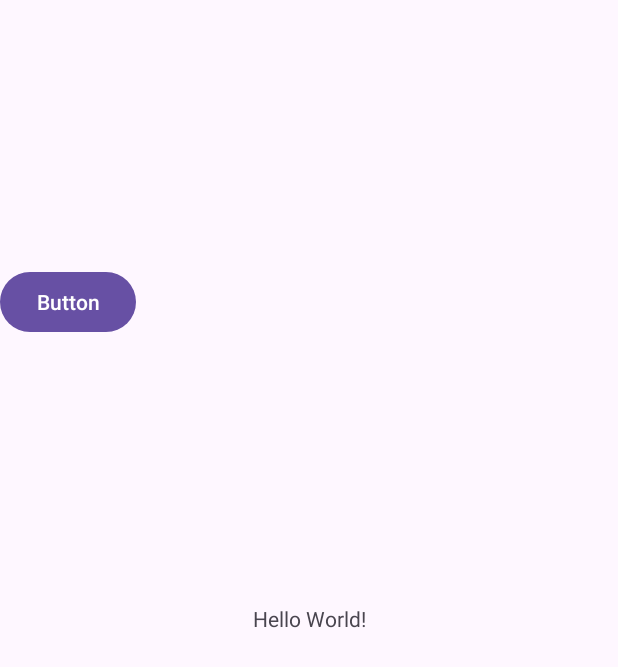
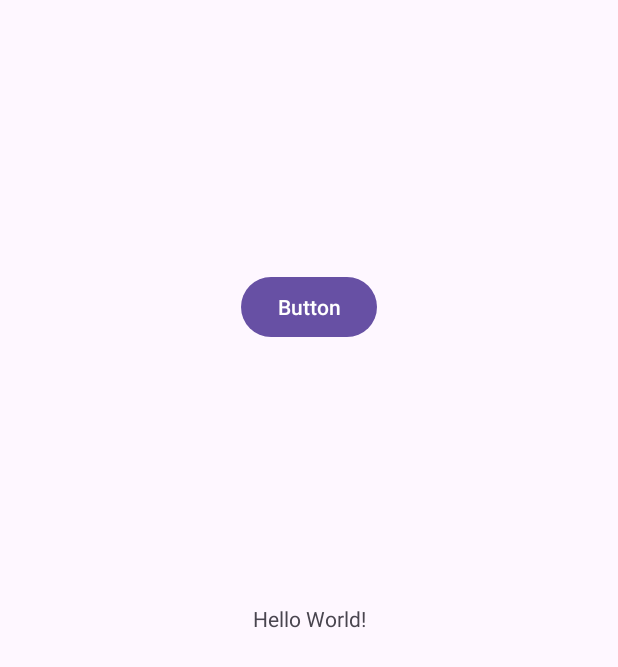
Before and after one commit to hacktoberfest-codex/YATRA360, an Android app: the screen it shows after launch (MainActivity), on a phone screen of 412 x 824 dp. Shown: the top 667 px of the screen. Run offline under Robolectric (Android 15) with nearby library versions, the phone set to English and light mode, and no system bars.

Commit message:
3rdcommit

```diff
--- a/app/build.gradle.kts
+++ b/app/build.gradle.kts
@@ -36,6 +36,7 @@ dependencies {
     implementation("androidx.appcompat:appcompat:1.6.1")
     implementation("com.google.android.material:material:1.9.0")
     implementation("androidx.constraintlayout:constraintlayout:2.1.4")
+    implementation("com.google.android.gms:play-services-maps:18.1.0")
     testImplementation("junit:junit:4.13.2")
     androidTestImplementation("androidx.test.ext:junit:1.1.5")
     androidTestImplementation("androidx.test.espresso:espresso-core:3.5.1")
--- a/app/src/main/res/layout/activity_main.xml
+++ b/app/src/main/res/layout/activity_main.xml
@@ -22,8 +22,10 @@
         android:layout_height="wrap_content"
         android:text="Button"
         app:layout_constraintBottom_toTopOf="@+id/textView"
+        app:layout_constraintEnd_toEndOf="parent"
+        app:layout_constraintStart_toStartOf="parent"
         app:layout_constraintTop_toTopOf="parent"
-        tools:layout_editor_absoluteX="163dp"
+        app:layout_constraintVertical_bias="0.509"
         tools:ignore="MissingConstraints" />
 
 </androidx.constraintlayout.widget.ConstraintLayout>
```
Also changed, not shown: app/src/main/res/layout/activity_map.xml (added, +31 -0 lines).
